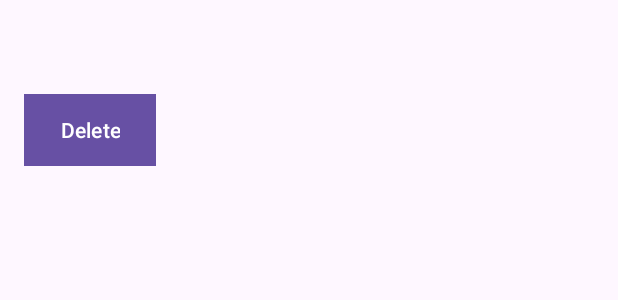
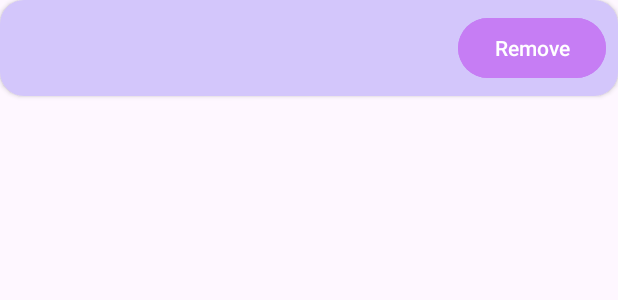
Before and after one commit to Evelyne03/SoundScape, an Android app: the layout favorite_song_item.xml on its own in the app's theme, with its tools: preview values and no code run, on a phone screen of 412 x 824 dp. Shown: the top 300 px of the screen. Run offline under Robolectric (Android 15) with nearby library versions, the phone set to English and light mode, and no system bars.

Commit message:
Favorite songs design

```diff
--- a/app/src/main/java/com/example/soundscape/FavoriteSongsActivity.kt
+++ b/app/src/main/java/com/example/soundscape/FavoriteSongsActivity.kt
@@ -2,7 +2,6 @@
 
 import android.os.Bundle
 import android.view.LayoutInflater
-import android.view.View
 import android.widget.Button
 import android.widget.LinearLayout
 import android.widget.TextView
--- /dev/null
+++ b/app/src/main/res/drawable/rounded_corners.xml
@@ -0,0 +1,6 @@
+<?xml version="1.0" encoding="utf-8"?>
+<shape xmlns:android="http://schemas.android.com/apk/res/android">
+    <corners android:radius="16dp" />
+    <solid android:color="@android:color/white" />
+    <padding android:left="8dp" android:top="8dp" android:right="8dp" android:bottom="8dp" />
+</shape>
--- a/app/src/main/res/layout/favorite_song_item.xml
+++ b/app/src/main/res/layout/favorite_song_item.xml
@@ -2,8 +2,19 @@
 <LinearLayout xmlns:android="http://schemas.android.com/apk/res/android"
     android:layout_width="match_parent"
     android:layout_height="wrap_content"
+    android:orientation="horizontal"
+    android:padding="8dp"
+    android:layout_marginBottom="8dp"
+    android:background="@drawable/rounded_corners"
+    android:backgroundTint="#D3C6FB"
+    android:elevation="2dp">
+
+    <LinearLayout
+        android:layout_width="0dp"
+        android:layout_height="wrap_content"
+        android:layout_weight="1"
         android:orientation="vertical"
-    android:padding="16dp">
+        android:paddingEnd="8dp">
 
         <TextView
             android:id="@+id/songTitle"
@@ -17,14 +28,14 @@
             android:layout_width="match_parent"
             android:layout_height="wrap_content"
             android:textSize="16sp"
-        android:textColor="@android:color/darker_gray" />
+            android:textColor="@android:color/black" />
+    </LinearLayout>
 
     <Button
         android:id="@+id/deleteButton"
         android:layout_width="wrap_content"
         android:layout_height="wrap_content"
-        android:text="Delete"
+        android:text="Remove"
         android:textColor="@android:color/white"
-        android:background="?attr/colorAccent" />
-
+        android:backgroundTint="@color/purple_200"/>
 </LinearLayout>
```
Also changed, not shown: app/src/main/res/layout/favorite_songs_activity.xml (+27 -8 lines). Lines whose indentation alone changed are shown as unchanged.
